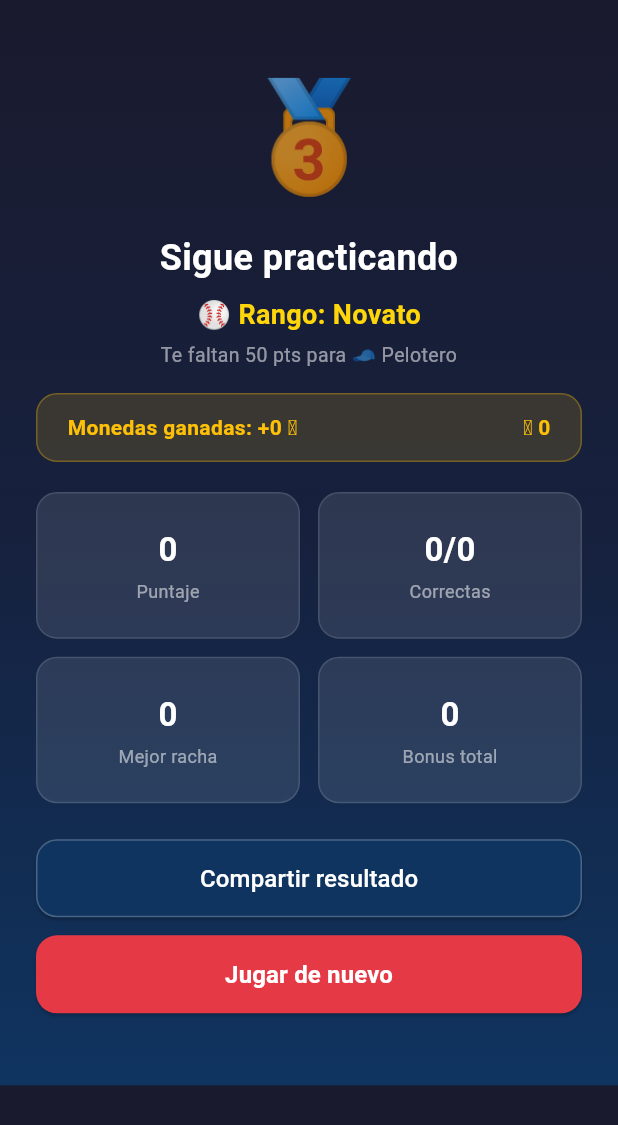
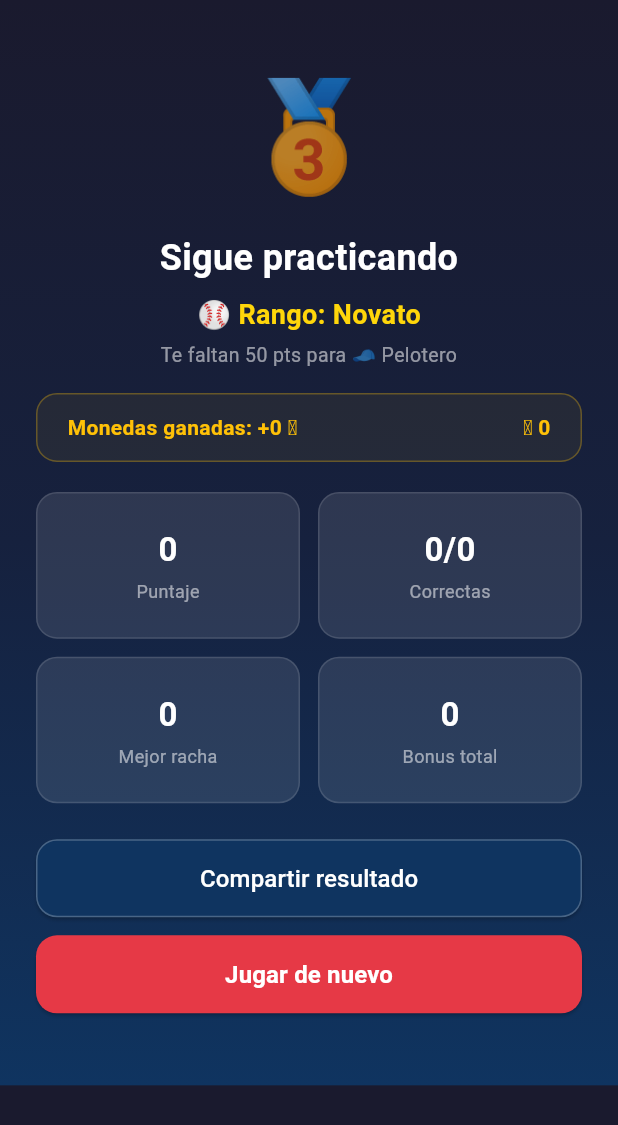
Before and after one commit to redboypl/juegoapp, a Flutter app: the ResultScreen screen opened directly with empty values, on a phone screen of 412 x 824 dp. Shown: the top 1125 px of the screen. Run offline on Flutter 3.47's test engine with Material 3 defaults, Android fonts, the phone set to English and light mode, and no system bars; our stand-ins replace shared_preferences; accounts and stored records are empty.

Commit message:
Add files via upload

```diff
--- a/lib/screens/home_screen.dart
+++ b/lib/screens/home_screen.dart
@@ -177,7 +177,7 @@ class _HomeScreenState extends State<HomeScreen> {
                         decoration: BoxDecoration(
                           color: seleccionada
                               ? const Color(0xFFE6F1FB)
-                              : Colors.white.withOpacity(0.06),
+                              : Colors.white.withValues(alpha: 0.06),
                           borderRadius: BorderRadius.circular(16),
                           border: Border.all(
                             color: seleccionada
@@ -292,7 +292,7 @@ class _LegendCard extends StatelessWidget {
       width: double.infinity,
       padding: const EdgeInsets.symmetric(horizontal: 16, vertical: 12),
       decoration: BoxDecoration(
-        color: Colors.white.withOpacity(0.06),
+        color: Colors.white.withValues(alpha: 0.06),
         borderRadius: BorderRadius.circular(12),
       ),
       child: Column(
--- a/lib/screens/result_screen.dart
+++ b/lib/screens/result_screen.dart
@@ -5,7 +5,6 @@
 
 import 'package:flutter/material.dart';
 import '../models/game_state.dart';
-import 'home_screen.dart';
 import 'start_screen.dart';
 import 'package:flutter/services.dart';
 
@@ -182,10 +181,11 @@ class _ResultScreenState extends State<ResultScreen>
                       padding: const EdgeInsets.symmetric(
                           horizontal: 20, vertical: 12),
                       decoration: BoxDecoration(
-                        color: Colors.amber.withOpacity(0.15),
+                        color: Colors.amber.withValues(alpha: 0.06),
                         borderRadius: BorderRadius.circular(14),
                         border: Border.all(
-                            color: Colors.amber.withOpacity(0.3)),
+                          color: Colors.amber.withValues(alpha: 0.3),
+                        ),
                       ),
                       child: Row(
                         mainAxisAlignment: MainAxisAlignment.spaceBetween,
```
